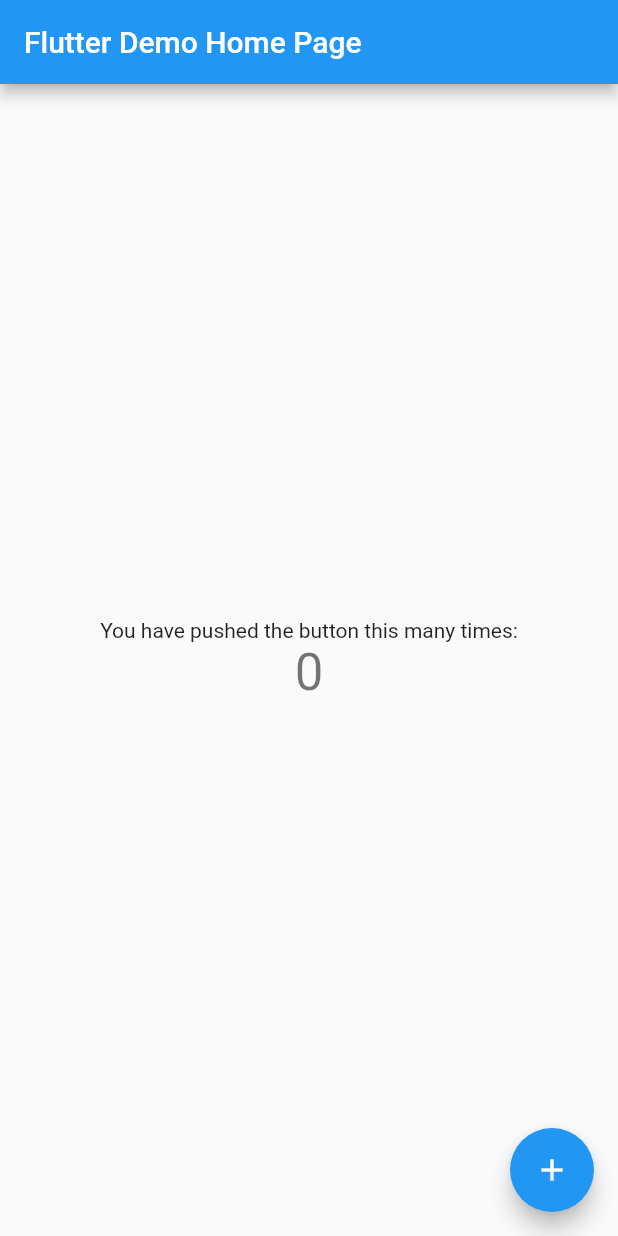
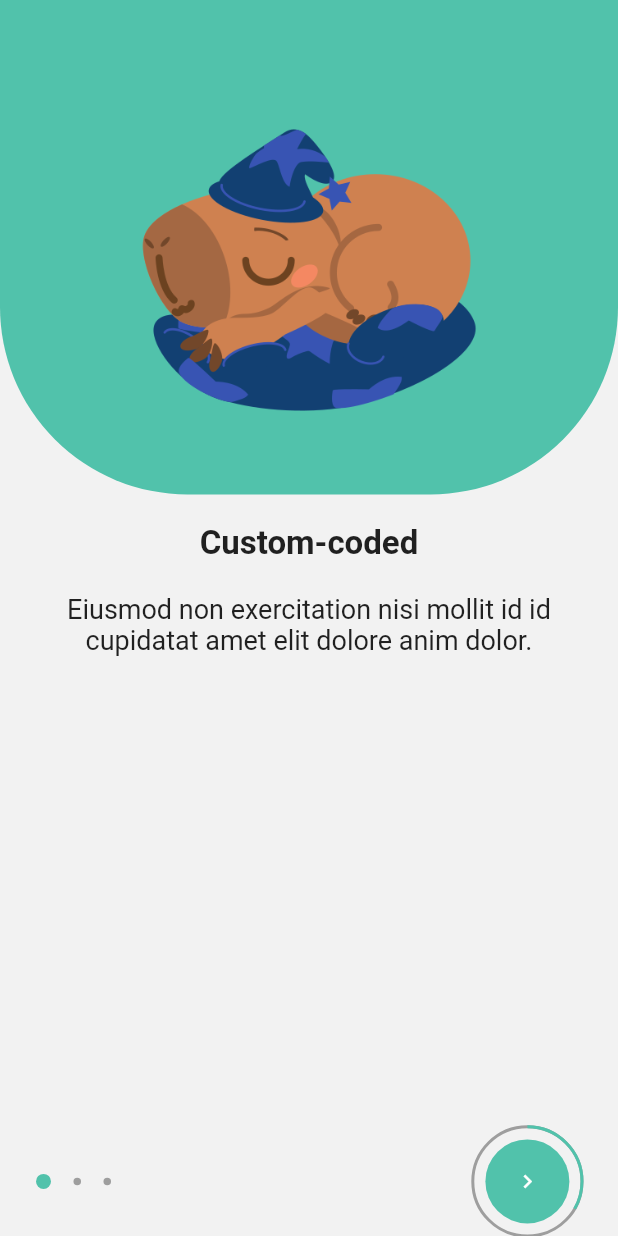
Before and after one commit to JamigliDev/OnBoardingRepo, a Flutter app: the screen it shows after launch, on a phone screen of 412 x 824 dp. Run offline on Flutter 3.47's test engine with Material 2 defaults, Android fonts, the phone set to English and light mode, and no system bars.

Commit message:
capibara onboarding

```diff
--- /dev/null
+++ b/lib/common_widgets/dots_indicator.dart
@@ -0,0 +1,19 @@
+import 'package:flutter/material.dart';
+
+import '../utils/constans.dart';
+
+class DotsIndicator extends StatelessWidget {
+  final double size;
+  final Color color;
+  const DotsIndicator({Key? key, required this.size, required this.color})
+      : super(key: key);
+
+  @override
+  Widget build(BuildContext context) {
+    return Container(
+      height: size,
+      width: size,
+      decoration: BoxDecoration(shape: BoxShape.circle, color: color),
+    );
+  }
+}
--- a/lib/main.dart
+++ b/lib/main.dart
@@ -1,4 +1,6 @@
 import 'package:flutter/material.dart';
+import 'package:onboarding_views/pages/capybara_onboarding.dart';
+import 'package:onboarding_views/utils/constans.dart';
 
 void main() {
   runApp(const MyApp());
@@ -11,105 +13,14 @@
   @override
   Widget build(BuildContext context) {
     return MaterialApp(
-      title: 'Flutter Demo',
+      debugShowCheckedModeBanner: false,
+      title: 'OnBoarding Screens',
       theme: ThemeData(
-        // This is the theme of your application.
-        //
-        // Try running your application with "flutter run". You'll see the
-        // application has a blue toolbar. Then, without quitting the app, try
-        // changing the primarySwatch below to Colors.green and then invoke
-        // "hot reload" (press "r" in the console where you ran "flutter run",
-        // or simply save your changes to "hot reload" in a Flutter IDE).
-        // Notice that the counter didn't reset back to zero; the application
-        // is not restarted.
-        primarySwatch: Colors.blue,
+        primaryColor: pageGreen,
+        scaffoldBackgroundColor: bgColor,
+        //primarySwatch: Colors.blue,
       ),
-      home: const MyHomePage(title: 'Flutter Demo Home Page'),
+      home: const CapybaraOnboarding(),
     );
   }
 }
-
-class MyHomePage extends StatefulWidget {
-  const MyHomePage({super.key, required this.title});
-
-  // This widget is the home page of your application. It is stateful, meaning
-  // that it has a State object (defined below) that contains fields that affect
-  // how it looks.
-
-  // This class is the configuration for the state. It holds the values (in this
-  // case the title) provided by the parent (in this case the App widget) and
-  // used by the build method of the State. Fields in a Widget subclass are
-  // always marked "final".
-
-  final String title;
-
-  @override
-  State<MyHomePage> createState() => _MyHomePageState();
-}
-
-class _MyHomePageState extends State<MyHomePage> {
-  int _counter = 0;
-
-  void _incrementCounter() {
-    setState(() {
-      // This call to setState tells the Flutter framework that something has
-      // changed in this State, which causes it to rerun the build method below
-      // so that the display can reflect the updated values. If we changed
-      // _counter without calling setState(), then the build method would not be
-      // called again, and so nothing would appear to happen.
-      _counter++;
-    });
-  }
-
-  @override
-  Widget build(BuildContext context) {
-    // This method is rerun every time setState is called, for instance as done
-    // by the _incrementCounter method above.
-    //
-    // The Flutter framework has been optimized to make rerunning build methods
-    // fast, so that you can just rebuild anything that needs updating rather
-    // than having to individually change instances of widgets.
-    return Scaffold(
-      appBar: AppBar(
-        // Here we take the value from the MyHomePage object that was created by
-        // the App.build method, and use it to set our appbar title.
-        title: Text(widget.title),
-      ),
-      body: Center(
-        // Center is a layout widget. It takes a single child and positions it
-        // in the middle of the parent.
-        child: Column(
-          // Column is also a layout widget. It takes a list of children and
-          // arranges them vertically. By default, it sizes itself to fit its
-          // children horizontally, and tries to be as tall as its parent.
-          //
-          // Invoke "debug painting" (press "p" in the console, choose the
-          // "Toggle Debug Paint" action from the Flutter Inspector in Android
-          // Studio, or the "Toggle Debug Paint" command in Visual Studio Code)
-          // to see the wireframe for each widget.
-          //
-          // Column has various properties to control how it sizes itself and
-          // how it positions its children. Here we use mainAxisAlignment to
-          // center the children vertically; the main axis here is the vertical
-          // axis because Columns are vertical (the cross axis would be
-          // horizontal).
-          mainAxisAlignment: MainAxisAlignment.center,
-          children: <Widget>[
-            const Text(
-              'You have pushed the button this many times:',
-            ),
-            Text(
-              '$_counter',
-              style: Theme.of(context).textTheme.headlineMedium,
-            ),
-          ],
-        ),
-      ),
-      floatingActionButton: FloatingActionButton(
-        onPressed: _incrementCounter,
-        tooltip: 'Increment',
-        child: const Icon(Icons.add),
-      ), // This trailing comma makes auto-formatting nicer for build methods.
-    );
-  }
-}
--- /dev/null
+++ b/lib/pages/capybara_onboarding.dart
@@ -0,0 +1,138 @@
+import 'package:flutter/material.dart';
+import 'package:onboarding_views/common_widgets/dots_indicator.dart';
+import 'package:onboarding_views/utils/constans.dart';
+
+class CapybaraOnboarding extends StatefulWidget {
+  const CapybaraOnboarding({Key? key}) : super(key: key);
+
+  @override
+  _CapybaraOnboardingState createState() => _CapybaraOnboardingState();
+}
+
+class _CapybaraOnboardingState extends State<CapybaraOnboarding> {
+  // Change page
+  int page = 1;
+  List<String> titles = ["Custom-coded", "Mobile-optimized", "Stunning design"];
+  List<String> subtitles = [
+    "Eiusmod non exercitation nisi mollit id id cupidatat amet elit dolore anim dolor.",
+    "Est amet exercitation dolore proident dolor nostrud.",
+    "Culpa Lorem minim nulla cupidatat officia ullamco tempor."
+  ];
+  List<Color> colors = [pageGreen, pageYellow, pagePurple];
+  List<String> images = [
+    "assets/images/cap1.png",
+    "assets/images/cap2.png",
+    "assets/images/cap3.png"
+  ];
+
+  @override
+  Widget build(BuildContext context) {
+    return Scaffold(
+      body: Column(
+        crossAxisAlignment: CrossAxisAlignment.start,
+        children: [
+          Stack(
+            alignment: Alignment.topCenter,
+            children: [
+              Container(
+                width: MediaQuery.of(context).size.width,
+                height: MediaQuery.of(context).size.height * 0.4,
+                //color: pageGreen,
+                decoration: BoxDecoration(
+                    color: colors[page - 1],
+                    borderRadius: const BorderRadius.only(
+                        bottomLeft: Radius.circular(125.0),
+                        bottomRight: Radius.circular(125.0))),
+              ),
+              SafeArea(
+                  child: Padding(
+                padding: const EdgeInsets.only(top: 40.0),
+                child: Image.asset(
+                  images[page - 1],
+                  height: 140.0 * 2,
+                ),
+              ))
+            ],
+          ),
+          separator20V,
+          Container(
+            width: double.infinity,
+            padding: const EdgeInsets.symmetric(horizontal: 24.0),
+            child: Column(
+              children: [
+                Text(
+                  titles[page - 1],
+                  textAlign: TextAlign.center,
+                  style: const TextStyle(
+                      fontSize: 22.0, fontWeight: FontWeight.bold),
+                ),
+                separator20V,
+                Text(
+                  subtitles[page - 1],
+                  textAlign: TextAlign.center,
+                  style: const TextStyle(fontSize: 18.0),
+                ),
+              ],
+            ),
+          ),
+          Spacer(),
+          SafeArea(
+              child: Container(
+            width: double.infinity,
+            padding: const EdgeInsets.symmetric(horizontal: 24.0),
+            child: Row(
+              mainAxisAlignment: MainAxisAlignment.spaceBetween,
+              children: [
+                Row(
+                  children: [
+                    DotsIndicator(
+                        size: page == 1 ? 10.0 : 5.0,
+                        color: page == 1 ? colors[page - 1] : Colors.grey),
+                    separator10H,
+                    DotsIndicator(
+                        size: page == 2 ? 10.0 : 5.0,
+                        color: page == 2 ? colors[page - 1] : Colors.grey),
+                    separator10H,
+                    DotsIndicator(
+                        size: page == 3 ? 10.0 : 5.0,
+                        color: page == 3 ? colors[page - 1] : Colors.grey),
+                  ],
+                ),
+                Stack(
+                  alignment: Alignment.center,
+                  children: [
+                    SizedBox(
+                      width: 56.0 * 1.3,
+                      height: 56.0 * 1.3,
+                      child: CircularProgressIndicator(
+                          valueColor: AlwaysStoppedAnimation(colors[page - 1]),
+                          strokeWidth: 2.0,
+                          value: (1.0 / 3) * page,
+                          backgroundColor: Colors.grey),
+                    ),
+                    FilledButton(
+                        onPressed: () {
+                          setState(() {
+                            if (page <= 2) {
+                              page += 1;
+                            } else {
+                              page = 1;
+                            }
+                          });
+                        },
+                        style: ButtonStyle(
+                            backgroundColor:
+                                MaterialStateProperty.all(colors[page - 1]),
+                            minimumSize: MaterialStateProperty.all(
+                                const Size(56.0, 56.0))),
+                        child: const Icon(Icons.chevron_right))
+                  ],
+                )
+              ],
+            ),
+          ))
+        ],
+      ),
+    );
+  }
+}
--- /dev/null
+++ b/lib/utils/constans.dart
@@ -0,0 +1,20 @@
+import 'package:flutter/material.dart';
+
+const bgColor = Color(0xFFf2f2f2);
+
+/// Capybara OnBoarding - Luma Studios
+const pageGreen = Color(0xFF51c2ab);
+const pageYellow = Color(0xFFf9a43b);
+const pagePurple = Color(0xFF7463DD); // sorry hahaha
+
+const separator40V = SizedBox(
+  height: 40.0,
+);
+
+const separator20V = SizedBox(
+  height: 20.0,
+);
+
+const separator10H = SizedBox(
+  width: 15.0,
+);
--- a/pubspec.yaml
+++ b/pubspec.yaml
@@ -59,9 +59,8 @@
   uses-material-design: true
 
   # To add assets to your application, add an assets section, like this:
-  # assets:
-  #   - images/a_dot_burr.jpeg
-  #   - images/a_dot_ham.jpeg
+  assets:
+  - assets/images/
 
   # An image asset can refer to one or more resolution-specific "variants", see
   # https://flutter.dev/assets-and-images/#resolution-aware
```
Also changed, not shown: assets/images/cap1.png (added), assets/images/cap2.png (added), assets/images/cap3.png (added).
